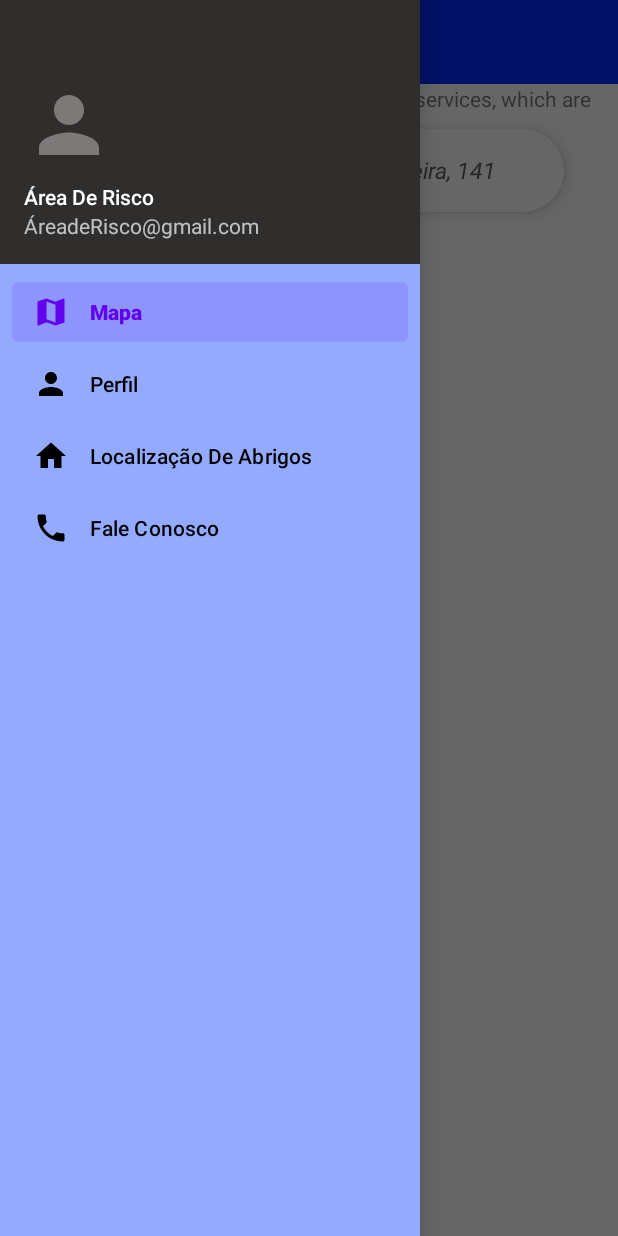
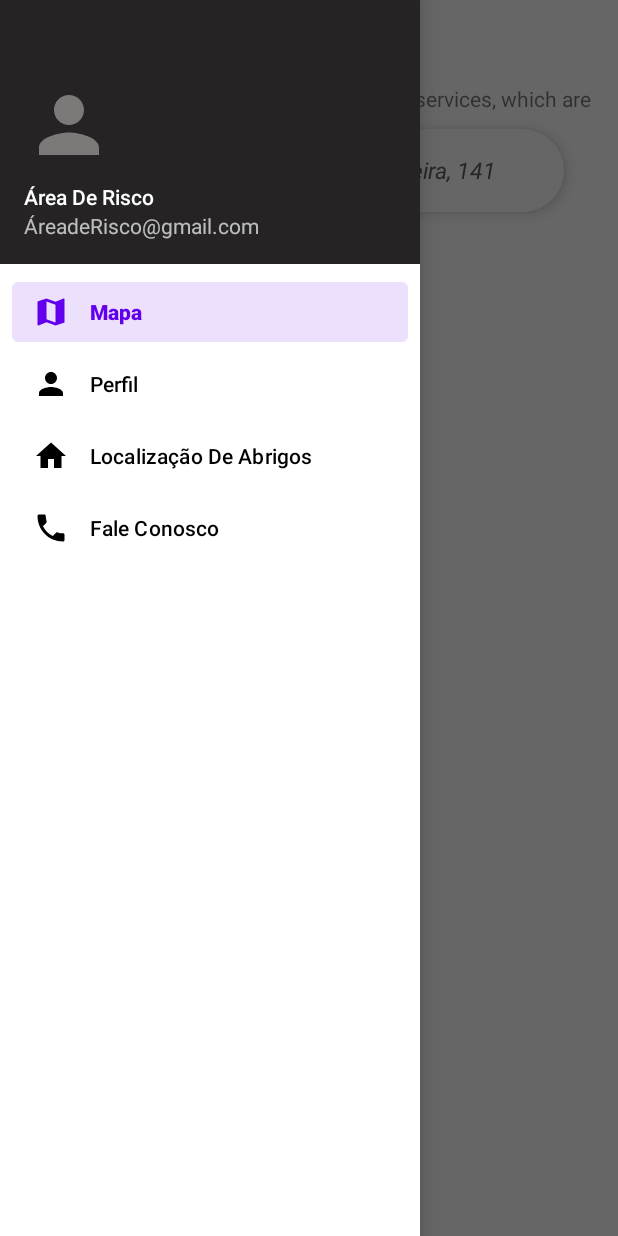
Before and after one commit to ceduardolima/AreaDeRiscoApp, an Android app: the MainActivity screen opened directly, with no data from a screen before it, with the side drawer open, on a phone screen of 412 x 824 dp. Run offline under Robolectric (Android 15) with nearby library versions, the phone set to English and light mode, and no system bars; libraries missing offline, so code that uses them is left out: com.gun0912.tedpermission; network calls fail; 2 statements that could not run were skipped.

Commit message:
concertando bug de map

```diff
--- a/app/src/main/java/com/example/areaderiscoapp/MainActivity.java
+++ b/app/src/main/java/com/example/areaderiscoapp/MainActivity.java
@@ -182,7 +182,7 @@
         switch (item.getItemId()){
             case R.id.nav_message:
                 getSupportFragmentManager().beginTransaction().replace(R.id.fragment_container,
-                        mapFragment).commit();
+                        new MapsFragments()).commit();
                 break;
         }
         switch (item.getItemId()){
--- a/app/src/main/res/layout/activity_main.xml
+++ b/app/src/main/res/layout/activity_main.xml
@@ -18,9 +18,7 @@
             android:id="@+id/toolbar"
             android:layout_width="match_parent"
             android:layout_height="?attr/actionBarSize"
-            android:background="#002AFF"
-            android:theme="@style/ThemeOverlay.AppCompat.Dark.ActionBar"
-            app:popupTheme="@style/ThemeOverlay.AppCompat.Light" />
+            android:background="@android:color/transparent"/>
 
         <FrameLayout
             android:id="@+id/fragment_container"
@@ -35,7 +33,7 @@
         android:layout_width="wrap_content"
         android:layout_height="match_parent"
         android:layout_gravity="start"
-        android:background="@color/navbar"
+        android:background="@color/white"
         android:id="@+id/nav_view"
         app:headerLayout="@layout/nav_header"
         app:menu="@menu/drawer_menu">
--- a/app/src/main/res/layout/nav_header.xml
+++ b/app/src/main/res/layout/nav_header.xml
@@ -2,7 +2,7 @@
 <LinearLayout xmlns:android="http://schemas.android.com/apk/res/android"
     android:layout_width="match_parent"
     android:layout_height="176dp"
-    android:background="#302D2D"
+    android:background="#252323"
     android:gravity="bottom"
     android:padding="16dp"
     android:theme="@style/ThemeOverlay.AppCompat.Dark"
```
